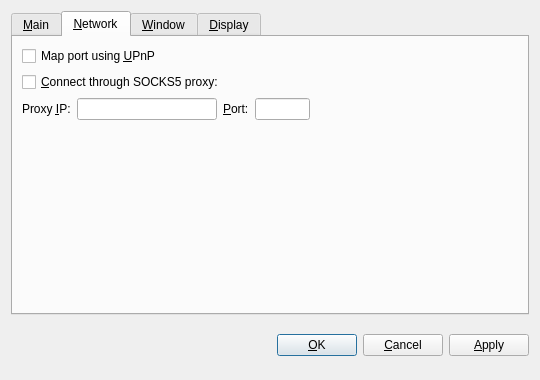
The window that src/qt/forms/optionsdialog.ui (CryptoCoderz/DigitalNote) describes before a commit, drawn with Qt 5.
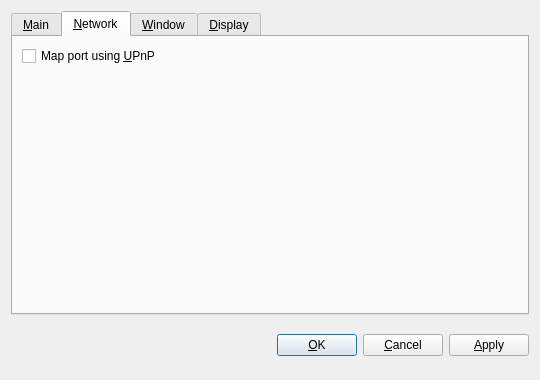
The same window after the commit. The open tabs and pages were chosen to show the change. Custom widgets are drawn as their Qt base class.

Commit message:
Removal of Socks
Socks wasn't used, so we removed it.

Diff of the .ui file:
```diff
--- a/src/qt/forms/optionsdialog.ui
+++ b/src/qt/forms/optionsdialog.ui
@@ -165,85 +165,6 @@
          </property>
         </widget>
        </item>
-       <item>
-        <widget class="QCheckBox" name="connectSocks">
-         <property name="toolTip">
-          <string>Connect to the DigitalNote network through a SOCKS5 proxy (e.g. when connecting through Tor).</string>
-         </property>
-         <property name="text">
-          <string>&amp;Connect through SOCKS5 proxy:</string>
-         </property>
-        </widget>
-       </item>
-       <item>
-        <layout class="QHBoxLayout" name="horizontalLayout_Network">
-         <item>
-          <widget class="QLabel" name="proxyIpLabel">
-           <property name="text">
-            <string>Proxy &amp;IP:</string>
-           </property>
-           <property name="textFormat">
-            <enum>Qt::PlainText</enum>
-           </property>
-           <property name="buddy">
-            <cstring>proxyIp</cstring>
-           </property>
-          </widget>
-         </item>
-         <item>
-          <widget class="QValidatedLineEdit" name="proxyIp">
-           <property name="maximumSize">
-            <size>
-             <width>140</width>
-             <height>16777215</height>
-            </size>
-           </property>
-           <property name="toolTip">
-            <string>IP address of the proxy (e.g. 127.0.0.1)</string>
-           </property>
-          </widget>
-         </item>
-         <item>
-          <widget class="QLabel" name="proxyPortLabel">
-           <property name="text">
-            <string>&amp;Port:</string>
-           </property>
-           <property name="textFormat">
-            <enum>Qt::PlainText</enum>
-           </property>
-           <property name="buddy">
-            <cstring>proxyPort</cstring>
-           </property>
-          </widget>
-         </item>
-         <item>
-          <widget class="QLineEdit" name="proxyPort">
-           <property name="maximumSize">
-            <size>
-             <width>55</width>
-             <height>16777215</height>
-            </size>
-           </property>
-           <property name="toolTip">
-            <string>Port of the proxy (e.g. 9050)</string>
-           </property>
-          </widget>
-         </item>
-         <item>
-          <spacer name="horizontalSpacer_Network">
-           <property name="orientation">
-            <enum>Qt::Horizontal</enum>
-           </property>
-           <property name="sizeHint" stdset="0">
-            <size>
-             <width>40</width>
-             <height>20</height>
-            </size>
-           </property>
-          </spacer>
-         </item>
-        </layout>
-       </item>
        <item>
         <spacer name="verticalSpacer_Network">
          <property name="orientation">
@@ -465,11 +386,6 @@
   </layout>
  </widget>
  <customwidgets>
-  <customwidget>
-   <class>QValidatedLineEdit</class>
-   <extends>QLineEdit</extends>
-   <header>qvalidatedlineedit.h</header>
-  </customwidget>
   <customwidget>
    <class>DigitalNoteAmountField</class>
    <extends>QSpinBox</extends>
```
Left out of the diff: 2 changed lines with no effect on the pictures. The commit also changes 4 other files.
